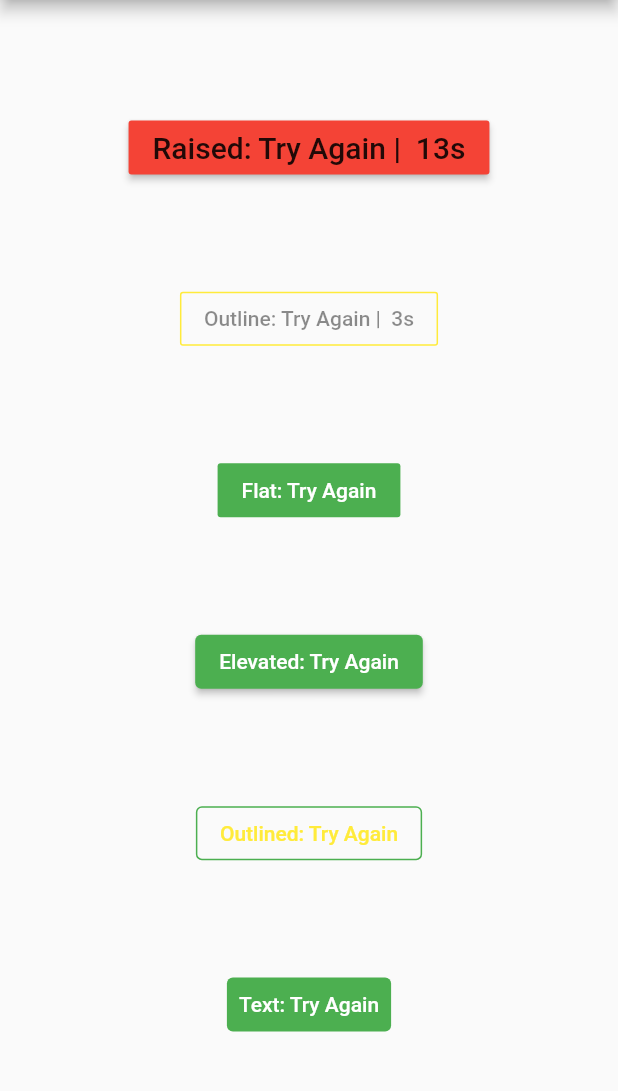
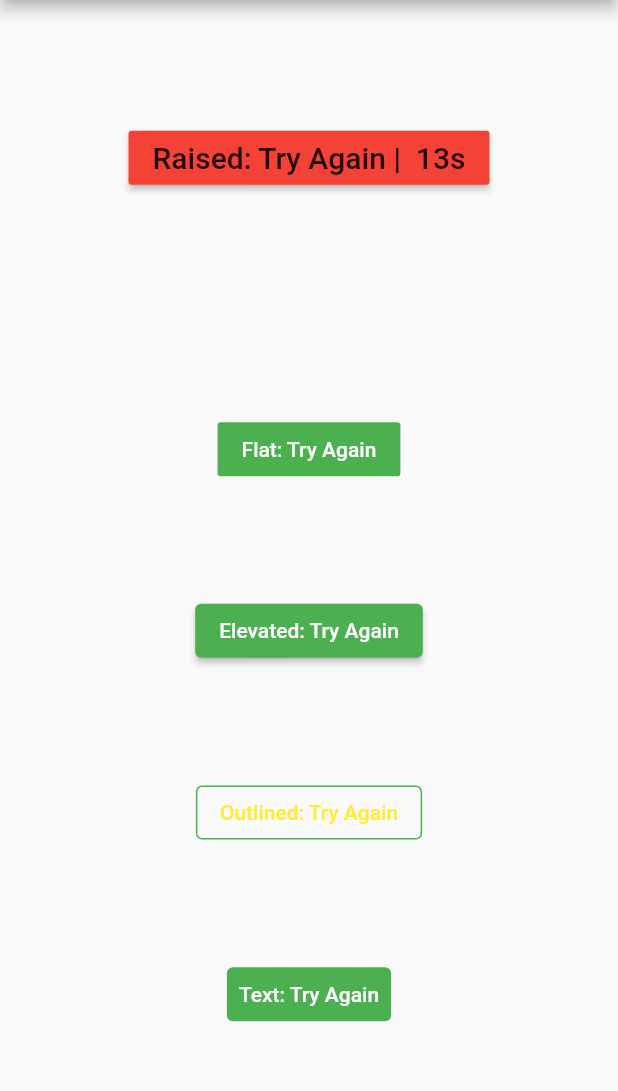
Before and after one commit to ProjectAJ14/timer_button, a Flutter app: the screen it shows after launch, on a phone screen of 412 x 824 dp, the part 84-1175 px from its top. Run offline on Flutter 3.47's test engine with Material 2 defaults, Android fonts, the phone set to English and light mode, and no system bars.

Commit message:
Update timer_button.dart
Outline button has been removed from flutter 3. This change would make the extension work properly in flutter 3.

```diff
--- a/lib/timer_button.dart
+++ b/lib/timer_button.dart
@@ -161,17 +161,6 @@ class _TimerButtonState extends State<TimerButton> {
           onPressed: _onPressed,
           child: _buildChild(),
         );
-      //OutlineButton is deprecated, use OutlinedButton instead
-      case ButtonType.OutlineButton:
-        // ignore: deprecated_member_use
-        return OutlineButton(
-          borderSide: BorderSide(
-            color: timeUpFlag ? widget.color : widget.disabledColor,
-          ),
-          disabledBorderColor: widget.disabledColor,
-          onPressed: _onPressed,
-          child: _buildChild(),
-        );
       case ButtonType.ElevatedButton:
         return ElevatedButton(
             onPressed: _onPressed,
```
